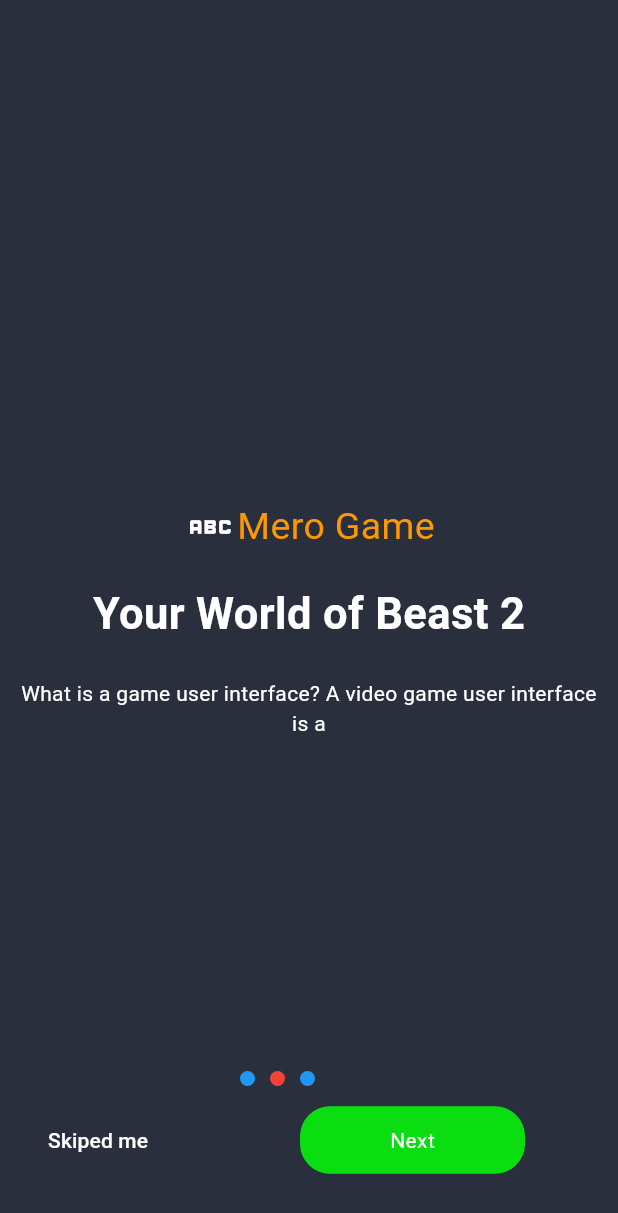
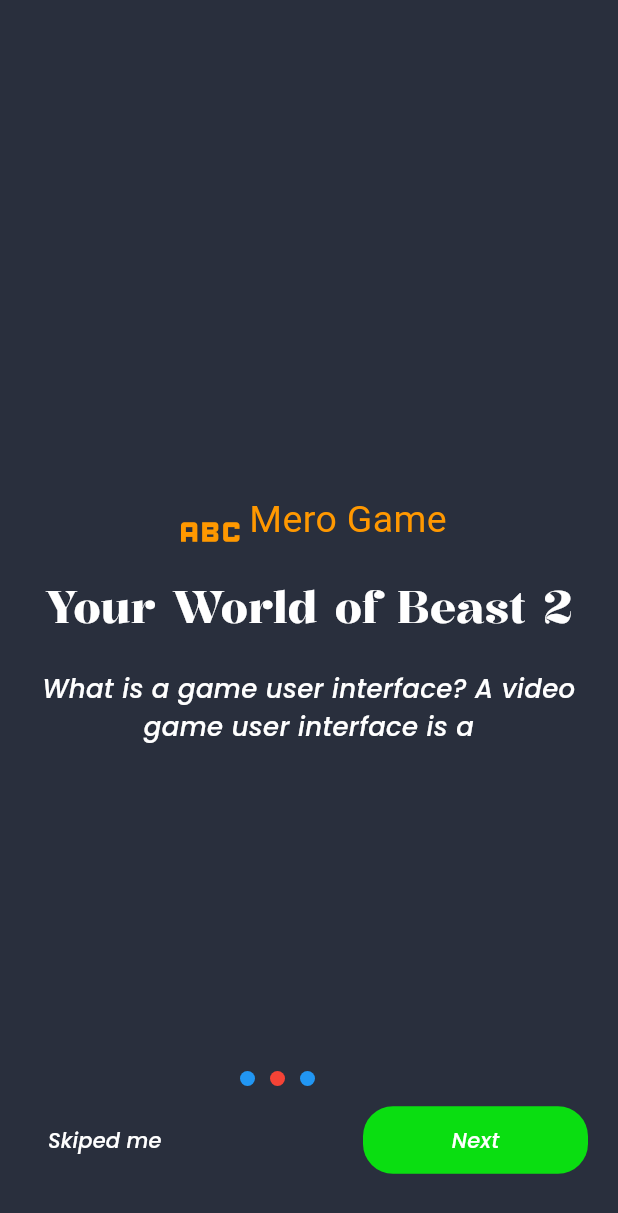
Before and after one commit to AsimSharma/gameappui, a Flutter app: the screen it shows after launch, after a tap on "Next", on a phone screen of 412 x 824 dp. Shown: the top 1213 px of the screen. Run offline on Flutter 3.47's test engine with Material 3 defaults, Android fonts, the phone set to English and light mode, and no system bars; Roboto replaces fonts that are missing (Rubikbubble); project files that could hold a hidden picture were left out.

Commit message:
addResponsive extensation

```diff
--- a/lib/config/style/app_colors.dart
+++ b/lib/config/style/app_colors.dart
@@ -1,4 +1,5 @@
 import 'package:flutter/material.dart';
+import 'package:gameappui/widgets/responsive.dart';
 
 const Color primarycolors = Color(0xff292F3D);
 const Color secondarycolors = Color.fromARGB(255, 68, 75, 90);
@@ -7,11 +8,27 @@ const Color logoColor = Colors.orange;
 
 const Color btnColors = Color.fromARGB(255, 10, 222, 17);
 
-const headingText = TextStyle(color: logoColor, fontSize: 25);
-const secondText = TextStyle(color: Colors.white, fontSize: 14);
-const signuplin = TextStyle(color: Colors.blue, fontSize: 14);
-const topheadingText =
-    TextStyle(color: Colors.white, fontSize: 29, fontWeight: FontWeight.w600);
+const headingText =
+    TextStyle(color: logoColor, fontSize: 25, fontFamily: "Rubikbubble");
+const secondText = TextStyle(
+    color: Colors.white,
+    // fontSize: 0.2.toResponsive(context),
+    fontFamily: "Poppinsmedium");
+const signuplin =
+    TextStyle(color: Colors.blue, fontSize: 14, fontFamily: "Poppinsmedium");
+const topheadingText = TextStyle(
+    color: Colors.white,
+    fontSize: 29,
+    fontWeight: FontWeight.w600,
+    fontFamily: "kalnia");
+
+myTextStyle(Color color, double fontSize) {
+  return TextStyle(
+    color: color,
+    fontSize: fontSize,
+    fontFamily: 'Poppinsmedium',
+  );
+}
 
 // class AppColors {
 //   static const Color mainCoors = Color(0xff292F3D);
--- a/lib/screen/onboarding_screen.dart
+++ b/lib/screen/onboarding_screen.dart
@@ -3,6 +3,7 @@ import 'package:gameappui/config/routes.dart';
 import 'package:gameappui/config/style/app_colors.dart';
 import 'package:gameappui/widgets/custome_btns.dart';
 import 'package:gameappui/widgets/logo_header.dart';
+import 'package:gameappui/widgets/responsive.dart';
 
 import '../models/onboarding_model.dart';
 
@@ -65,7 +66,10 @@ class _OnBoardingScreenState extends State<OnBoardingScreen> {
                         padding: const EdgeInsets.all(8.0),
                         child: Text(
                           onboardlist[index].decription,
-                          style: secondText,
+                          style: myTextStyle(
+                            Colors.white,
+                            0.014.toResponsive(context),
+                          ),
                           textAlign: TextAlign.center,
                         ),
                       )
@@ -81,7 +85,7 @@ class _OnBoardingScreenState extends State<OnBoardingScreen> {
               )),
           Positioned(
               bottom: 20,
-              width: 370,
+              width: 1.0.w(context),
               child: Container(
                 padding: const EdgeInsets.all(20),
                 child: Row(
--- a/lib/widgets/logo_header.dart
+++ b/lib/widgets/logo_header.dart
@@ -11,8 +11,8 @@ Container logoheader() {
       children: [
         Icon(
           Icons.abc,
-          color: Colors.white,
-          size: 36,
+          color: Colors.orange,
+          size: 52,
         ),
         Text(
           "Mero Game",
--- /dev/null
+++ b/lib/widgets/responsive.dart
@@ -0,0 +1,19 @@
+import 'package:flutter/material.dart';
+
+getSize(BuildContext context) {
+  return MediaQuery.of(context).size;
+}
+
+extension GetSize on double {
+  double toResponsive(BuildContext context) {
+    return (getSize(context).height * this) + (getSize(context).width * this);
+  }
+
+  double h(BuildContext context) {
+    return MediaQuery.of(context).size.height * this;
+  }
+
+  double w(BuildContext context) {
+    return MediaQuery.of(context).size.width * this;
+  }
+}
```
Also changed, not shown: pubspec.yaml (+20 -0 lines), assets/fonts/Kalnia-VariableFont_wdth,wght.ttf (added), assets/fonts/Poppins-MediumItalic.ttf (added), assets/fonts/Poppins-Regular.ttf (added), assets/fonts/RubikBubbles-Regular.ttf (added).
